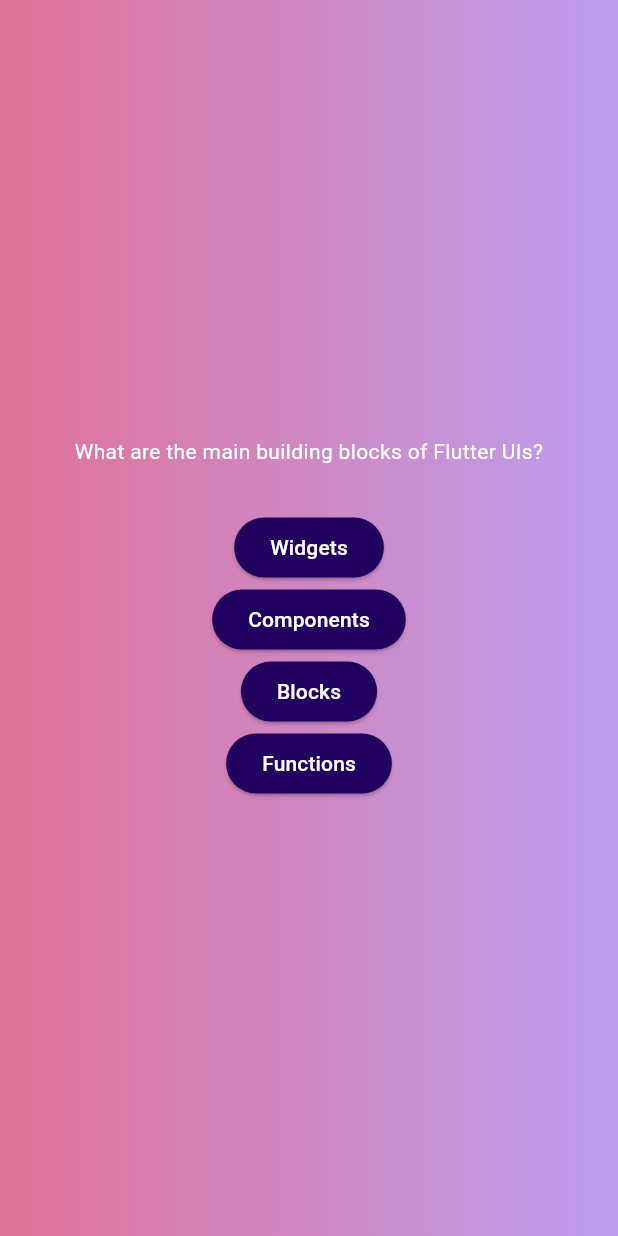
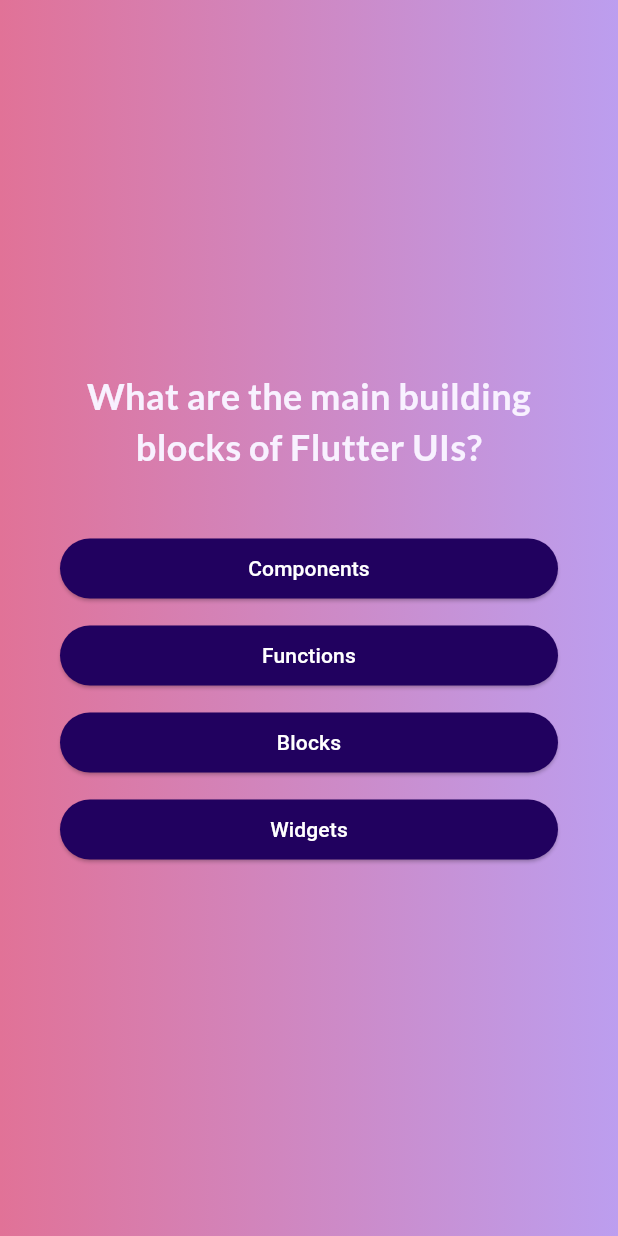
Before and after one commit to beruberu1995/QuizApp, a Flutter app: the screen it shows after launch, on a phone screen of 412 x 824 dp. Run offline on Flutter 3.47's test engine with Material 3 defaults, Android fonts, the phone set to English and light mode, and no system bars; our stand-ins replace google_fonts.

Commit message:
๊Update result screen

```diff
--- a/lib/answers_button.dart
+++ b/lib/answers_button.dart
@@ -1,19 +1,33 @@
 import 'package:flutter/material.dart';
 
 class AnswerButton extends StatelessWidget {
-  const AnswerButton(this.answerOption,{super.key});
+  //const AnswerButton(this.answerOption,{super.key});
+  const AnswerButton({
+    super.key,
+    required this.answer,
+    required this.onTap,
+  });
 
-  final String answerOption;
+  final String answer;
+  final void Function() onTap;
 
   @override
   Widget build(BuildContext context) {
-    return ElevatedButton(
-      onPressed: () {},
-      style: ElevatedButton.styleFrom(
-        backgroundColor: const Color.fromARGB(255, 33, 1, 95),
-        foregroundColor: Colors.white,
-      ),
-      child: Text(answerOption),
+    return Column(
+      children: [
+        const SizedBox(height: 10),
+        SizedBox(
+          width: double.infinity,
+          child: ElevatedButton(
+            onPressed: onTap,
+            style: ElevatedButton.styleFrom(
+              backgroundColor: const Color.fromARGB(255, 33, 1, 95),
+              foregroundColor: Colors.white,
+            ),
+            child: Text(answer, textAlign: TextAlign.center),
+          ),
+        ),
+      ],
     );
   }
 }
--- a/lib/questions_screen.dart
+++ b/lib/questions_screen.dart
@@ -1,6 +1,9 @@
 import 'package:flutter/material.dart';
+import 'package:google_fonts/google_fonts.dart';
 import 'package:myapp/answers_button.dart';
 import 'package:myapp/data/quizz.dart';
+import 'package:google_fonts/google_fonts.dart';
+import 'package:myapp/results_screen.dart';
 
 class QuestionsScreen extends StatefulWidget {
   const QuestionsScreen({super.key});
@@ -11,17 +14,55 @@ class QuestionsScreen extends StatefulWidget {
   }
 }
 
-class _QuestionsScreenState extends State<QuestionsScreen> {
-  final currentQuestion = questions[0];
+//class _QuestionsScreenState extends State<QuestionsScreen> {
+//  int currentQuestionIndex = 0;
+
+//  void answerQuestion() {
+//    setState(() {
+//      if (currentQuestionIndex < questions.length - 1) {
+//        currentQuestionIndex++;
+//      } else {
+//        currentQuestionIndex = 0; //วนลูปคำถามหลังจากถามครบแล้ว
+//      }
+//    });
+//  }
+  class _QuestionsScreenState extends State<QuestionsScreen> {
+  // final currentQuestion = questions[0];
+  int currentQuestionIndex = 0;
+  final List<String> selectedAnswers = [];
+
+  void answerQuestion(String selectedAnswer) {
+    setState(() {
+      selectedAnswers.add(selectedAnswer);
+      if (currentQuestionIndex < questions.length - 1) {
+        currentQuestionIndex++;
+      } else {
+        Navigator.push(
+          context,
+          MaterialPageRoute(
+            builder: (context) =>
+                ResultsScreen(selectedAnswers: List.from(selectedAnswers)),
+          ),
+        );
+        // currentQuestionIndex = 0;
+        // selectedAnswers.clear();
+      }
+      //after end 6 question will loop and return to question 1
+    });
+  }
 
   @override
   Widget build(BuildContext context) {
+    final currentQuestion = questions[currentQuestionIndex];
     return MaterialApp(
       home: Scaffold(
         body: Container(
           decoration: const BoxDecoration(
             gradient: LinearGradient(
-              colors: [Color.fromARGB(255, 225, 114, 151), Color.fromARGB(255, 188, 158, 239)],
+              colors: [
+                Color.fromARGB(255, 225, 114, 151),
+                Color.fromARGB(255, 188, 158, 239)
+              ],
             ),
           ),
           child: Center(
@@ -32,14 +73,20 @@ class _QuestionsScreenState extends State<QuestionsScreen> {
                 children: [
                   Text(
                     currentQuestion.question,
-                    style: const TextStyle(color: Colors.white),
+                    style: GoogleFonts.lato(
+                        color: const Color.fromARGB(255, 248, 241, 255),
+                        fontSize: 24,
+                        fontWeight: FontWeight.bold),
                     textAlign: TextAlign.center,
                   ),
                   const SizedBox(
                     height: 30,
                   ),
-                  ...currentQuestion.answers.map((answer) {
-                    return AnswerButton(answer);
+                  ...currentQuestion.getShuffledAnswers().map(
+                    (answer) {
+                    return AnswerButton(
+                      answer: answer,
+                      onTap: () => answerQuestion(answer));
                   })
                 ],
               ),
--- a/pubspec.yaml
+++ b/pubspec.yaml
@@ -35,6 +35,7 @@ dependencies:
   # The following adds the Cupertino Icons font to your application.
   # Use with the CupertinoIcons class for iOS style icons.
   cupertino_icons: ^1.0.8
+  google_fonts: ^6.2.1
 
 dev_dependencies:
   flutter_test:
```
Also changed, not shown: lib/model/quiz_model.dart (+9 -0 lines), lib/results_screen.dart (added, +93 -0 lines), pubspec.lock.
